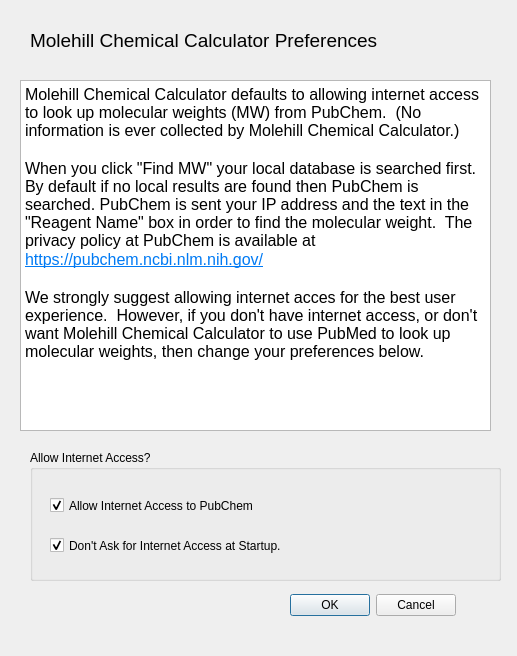
Qt form preferences_dialog.ui (Chris-Baba/molehill-chemical-calculator) before a commit.
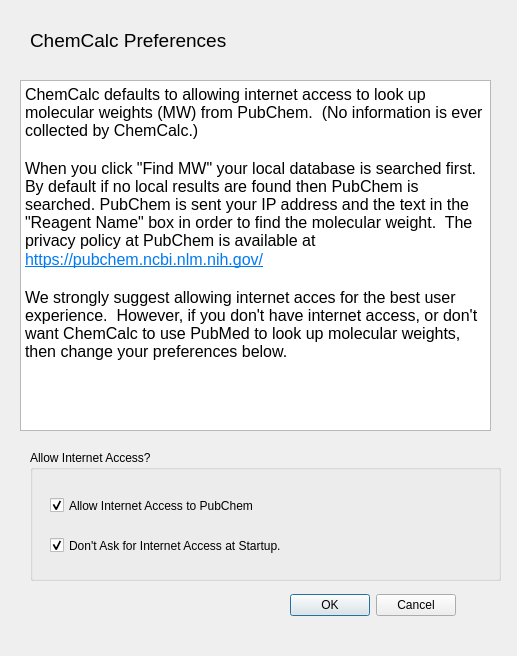
The same form after that commit.

```diff
--- a/preferences_dialog.ui
+++ b/preferences_dialog.ui
@@ -27,7 +27,7 @@
     <rect>
      <x>30</x>
      <y>20</y>
-     <width>451</width>
+     <width>331</width>
      <height>41</height>
     </rect>
    </property>
@@ -37,7 +37,7 @@
     </font>
    </property>
    <property name="text">
-    <string>Molehill Chemical Calculator Preferences</string>
+    <string>ChemCalc Preferences</string>
    </property>
   </widget>
   <widget class="QGroupBox" name="groupBox">
@@ -117,13 +117,13 @@
 hr { height: 1px; border-width: 0; }
 li.unchecked::marker { content: &quot;\2610&quot;; }
 li.checked::marker { content: &quot;\2612&quot;; }
-&lt;/style&gt;&lt;/head&gt;&lt;body style=&quot; font-family:'DejaVu Sans'; font-size:12pt; font-weight:400; font-style:normal;&quot;&gt;
-&lt;p style=&quot; margin-top:0px; margin-bottom:0px; margin-left:0px; margin-right:0px; -qt-block-indent:0; text-indent:0px;&quot;&gt;&lt;span style=&quot; font-family:'Noto Sans';&quot;&gt;Molehill Chemical Calculator defaults to allowing internet access to look up molecular weights (MW) from PubChem.  (No information is ever collected by Molehill Chemical Calculator.)  &lt;/span&gt;&lt;/p&gt;
-&lt;p style=&quot;-qt-paragraph-type:empty; margin-top:0px; margin-bottom:0px; margin-left:0px; margin-right:0px; -qt-block-indent:0; text-indent:0px; font-family:'Noto Sans';&quot;&gt;&lt;br /&gt;&lt;/p&gt;
-&lt;p style=&quot; margin-top:0px; margin-bottom:0px; margin-left:0px; margin-right:0px; -qt-block-indent:0; text-indent:0px;&quot;&gt;&lt;span style=&quot; font-family:'Noto Sans';&quot;&gt;When you click &amp;quot;Find MW&amp;quot; your local database is searched first. By default if no local results are found then PubChem is searched. PubChem is sent your IP address and the text in the &amp;quot;Reagent Name&amp;quot; box in order to find the molecular weight.  The privacy policy at PubChem is available at&lt;/span&gt;&lt;/p&gt;
-&lt;p style=&quot; margin-top:0px; margin-bottom:0px; margin-left:0px; margin-right:0px; -qt-block-indent:0; text-indent:0px;&quot;&gt;&lt;a href=&quot;https://pubchem.ncbi.nlm.nih.gov/&quot;&gt;&lt;span style=&quot; font-family:'Noto Sans'; text-decoration: underline; color:#007af4;&quot;&gt;https://pubchem.ncbi.nlm.nih.gov/&lt;/span&gt;&lt;/a&gt;&lt;/p&gt;
-&lt;p style=&quot;-qt-paragraph-type:empty; margin-top:0px; margin-bottom:0px; margin-left:0px; margin-right:0px; -qt-block-indent:0; text-indent:0px; font-family:'Noto Sans'; text-decoration: underline; color:#007af4;&quot;&gt;&lt;br /&gt;&lt;/p&gt;
-&lt;p style=&quot; margin-top:0px; margin-bottom:0px; margin-left:0px; margin-right:0px; -qt-block-indent:0; text-indent:0px;&quot;&gt;&lt;span style=&quot; font-family:'Noto Sans';&quot;&gt;We strongly suggest allowing internet acces for the best user experience.  However, if you don't have internet access, or don't want Molehill Chemical Calculator to use PubMed to look up molecular weights, then change your preferences below.&lt;/span&gt;&lt;/p&gt;&lt;/body&gt;&lt;/html&gt;</string>
+&lt;/style&gt;&lt;/head&gt;&lt;body style=&quot; font-family:'Noto Sans'; font-size:12pt; font-weight:400; font-style:normal;&quot;&gt;
+&lt;p style=&quot; margin-top:0px; margin-bottom:0px; margin-left:0px; margin-right:0px; -qt-block-indent:0; text-indent:0px;&quot;&gt;ChemCalc defaults to allowing internet access to look up molecular weights (MW) from PubChem.  (No information is ever collected by ChemCalc.)  &lt;/p&gt;
+&lt;p style=&quot;-qt-paragraph-type:empty; margin-top:0px; margin-bottom:0px; margin-left:0px; margin-right:0px; -qt-block-indent:0; text-indent:0px;&quot;&gt;&lt;br /&gt;&lt;/p&gt;
+&lt;p style=&quot; margin-top:0px; margin-bottom:0px; margin-left:0px; margin-right:0px; -qt-block-indent:0; text-indent:0px;&quot;&gt;When you click &amp;quot;Find MW&amp;quot; your local database is searched first. By default if no local results are found then PubChem is searched. PubChem is sent your IP address and the text in the &amp;quot;Reagent Name&amp;quot; box in order to find the molecular weight.  The privacy policy at PubChem is available at&lt;/p&gt;
+&lt;p style=&quot; margin-top:0px; margin-bottom:0px; margin-left:0px; margin-right:0px; -qt-block-indent:0; text-indent:0px;&quot;&gt;&lt;a href=&quot;https://pubchem.ncbi.nlm.nih.gov/&quot;&gt;&lt;span style=&quot; text-decoration: underline; color:#007af4;&quot;&gt;https://pubchem.ncbi.nlm.nih.gov/&lt;/span&gt;&lt;/a&gt;&lt;/p&gt;
+&lt;p style=&quot;-qt-paragraph-type:empty; margin-top:0px; margin-bottom:0px; margin-left:0px; margin-right:0px; -qt-block-indent:0; text-indent:0px; text-decoration: underline; color:#007af4;&quot;&gt;&lt;br /&gt;&lt;/p&gt;
+&lt;p style=&quot; margin-top:0px; margin-bottom:0px; margin-left:0px; margin-right:0px; -qt-block-indent:0; text-indent:0px;&quot;&gt;We strongly suggest allowing internet acces for the best user experience.  However, if you don't have internet access, or don't want ChemCalc to use PubMed to look up molecular weights, then change your preferences below.&lt;/p&gt;&lt;/body&gt;&lt;/html&gt;</string>
    </property>
    <property name="textInteractionFlags">
     <set>Qt::TextInteractionFlag::LinksAccessibleByMouse|Qt::TextInteractionFlag::TextEditable|Qt::TextInteractionFlag::TextEditorInteraction|Qt::TextInteractionFlag::TextSelectableByKeyboard|Qt::TextInteractionFlag::TextSelectableByMouse</set>
```
Left out of the diff: 5 changed lines with no effect on the pictures.
